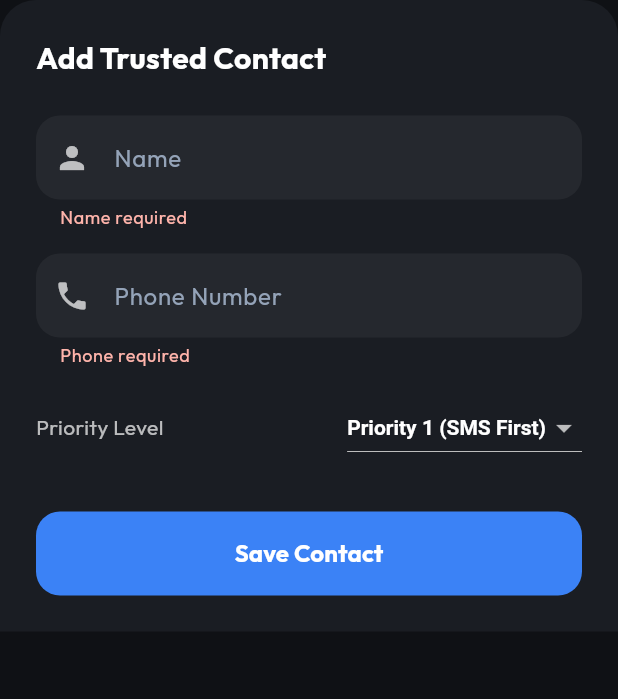
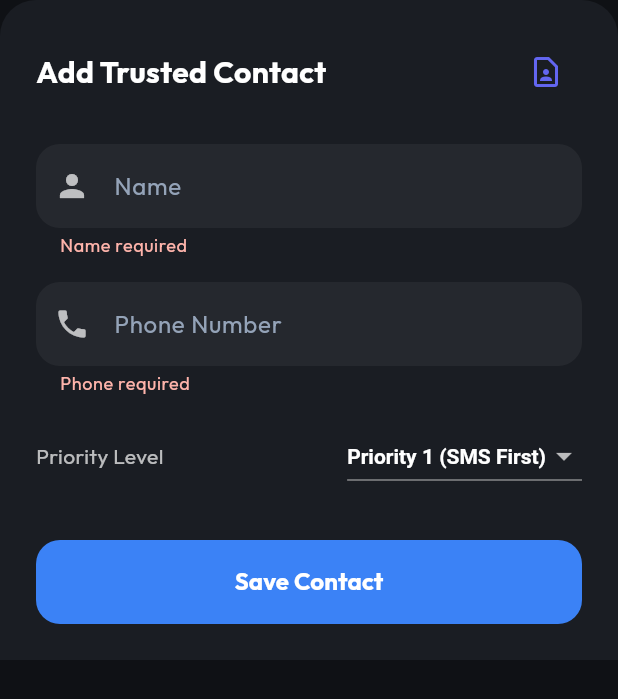
Before and after one commit to MoArif/angel_mvp, a Flutter app: the AddContactBottomSheet widget shown alone on an empty page, opened directly, after a tap on "Save Contact", on a phone screen of 412 x 824 dp. Shown: the top 699 px of the screen. Run offline on Flutter 3.47's test engine with Material 3 defaults, Android fonts, the light colour scheme and no system bars; our stand-ins replace flutter_animate, flutter_contacts, flutter_riverpod, flutter_timezone, go_router, google_fonts and 2 more; accounts and stored records are empty.

Commit message:
feat(AM-9, AM-12, AM-13): Integrate native contact picking and complete schedules/silent check-ins

```diff
--- a/lib/features/contacts/widgets/add_contact_bottom_sheet.dart
+++ b/lib/features/contacts/widgets/add_contact_bottom_sheet.dart
@@ -1,6 +1,7 @@
 import 'package:angle_mvp/core/theme/app_theme.dart';
 import 'package:angle_mvp/features/contacts/providers/contacts_provider.dart';
 import 'package:flutter/material.dart';
+import 'package:flutter_contacts/flutter_contacts.dart';
 import 'package:flutter_riverpod/flutter_riverpod.dart';
 
 class AddContactBottomSheet extends ConsumerStatefulWidget {
@@ -12,18 +13,53 @@ class AddContactBottomSheet extends ConsumerStatefulWidget {
 
 class _AddContactBottomSheetState extends ConsumerState<AddContactBottomSheet> {
   final _formKey = GlobalKey<FormState>();
-  String _name = '';
-  String _phone = '';
+  final _nameController = TextEditingController();
+  final _phoneController = TextEditingController();
   int _priority = 1;
   bool _isLoading = false;
 
+  @override
+  void dispose() {
+    _nameController.dispose();
+    _phoneController.dispose();
+    super.dispose();
+  }
+
+  Future<void> _pickContact() async {
+    if (await FlutterContacts.requestPermission()) {
+      final contact = await FlutterContacts.openExternalPick();
+      if (contact != null) {
+        // Fetch full contact details as openExternalPick only returns ID/DisplayName usually
+        final fullContact = await FlutterContacts.getContact(contact.id);
+        if (fullContact != null && mounted) {
+          setState(() {
+            _nameController.text = fullContact.displayName;
+            if (fullContact.phones.isNotEmpty) {
+              // Get the first phone number, removing non-numeric chars except +
+              _phoneController.text = fullContact.phones.first.number.replaceAll(RegExp(r'[^\d+]'), '');
+            }
+          });
+        }
+      }
+    } else {
+      if (mounted) {
+        ScaffoldMessenger.of(context).showSnackBar(
+          const SnackBar(content: Text('Contacts permission denied')),
+        );
+      }
+    }
+  }
+
   Future<void> _submit() async {
     if (!_formKey.currentState!.validate()) return;
-    _formKey.currentState!.save();
 
     setState(() => _isLoading = true);
     try {
-      await ref.read(contactsManagerProvider).addContact(_name, _phone, _priority);
+      await ref.read(contactsManagerProvider).addContact(
+        _nameController.text,
+        _phoneController.text,
+        _priority,
+      );
       if (mounted) Navigator.of(context).pop();
     } catch (e) {
       if (mounted) {
@@ -57,22 +93,33 @@ class _AddContactBottomSheetState extends ConsumerState<AddContactBottomSheet> {
           mainAxisSize: MainAxisSize.min,
           crossAxisAlignment: CrossAxisAlignment.stretch,
           children: [
-            const Text(
-              'Add Trusted Contact',
-              style: TextStyle(fontSize: 20, fontWeight: FontWeight.bold, color: Colors.white),
+            Row(
+              mainAxisAlignment: MainAxisAlignment.spaceBetween,
+              children: [
+                const Text(
+                  'Add Trusted Contact',
+                  style: TextStyle(fontSize: 20, fontWeight: FontWeight.bold, color: Colors.white),
+                ),
+                IconButton(
+                  onPressed: _pickContact,
+                  icon: const Icon(Icons.contact_page_outlined, color: AppColors.accent),
+                  tooltip: 'Pick from phone',
+                ),
+              ],
             ),
             const SizedBox(height: 24),
             TextFormField(
+              controller: _nameController,
               style: const TextStyle(color: Colors.white),
               decoration: const InputDecoration(
                 labelText: 'Name',
                 prefixIcon: Icon(Icons.person, color: Colors.white70),
               ),
               validator: (v) => v!.isEmpty ? 'Name required' : null,
-              onSaved: (v) => _name = v!,
             ),
             const SizedBox(height: 16),
             TextFormField(
+              controller: _phoneController,
               style: const TextStyle(color: Colors.white),
               decoration: const InputDecoration(
                 labelText: 'Phone Number',
@@ -80,7 +127,6 @@ class _AddContactBottomSheetState extends ConsumerState<AddContactBottomSheet> {
               ),
               keyboardType: TextInputType.phone,
               validator: (v) => v!.isEmpty ? 'Phone required' : null,
-              onSaved: (v) => _phone = v!,
             ),
             const SizedBox(height: 16),
             Row(
--- a/pubspec.yaml
+++ b/pubspec.yaml
@@ -41,6 +41,7 @@ dependencies:
   flutter_animate: ^4.5.2
   permission_handler: ^12.0.1
   flutter_timezone: ^5.0.2
+  flutter_contacts: 1.1.9
 
 dev_dependencies:
   flutter_test:
```
Also changed, not shown: pubspec.lock, 4 other files.
